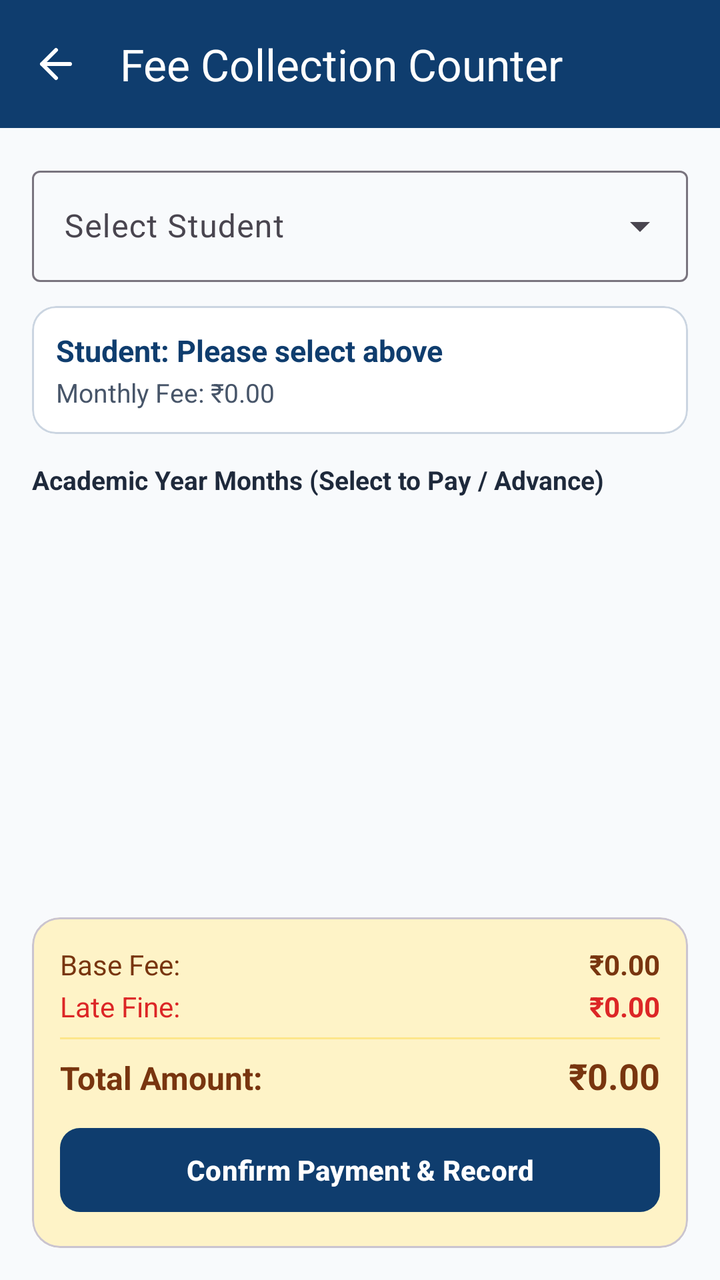
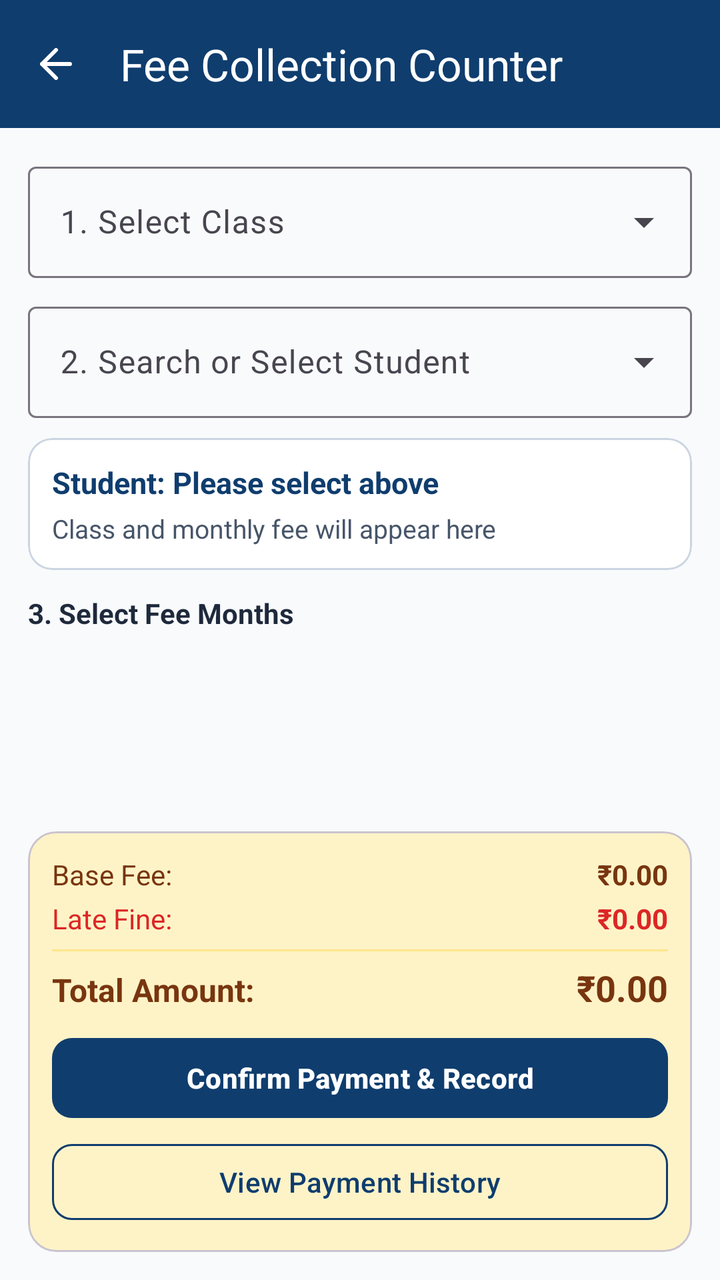

Screens rendered from an Android XML layout before and after an edit, with the pre-edit source and the edit as a unified diff.
<!-- AndroidManifest.xml: application theme Theme.SchoolManager -->
<!-- res/layout/activity_fee_counter.xml -->
<?xml version="1.0" encoding="utf-8"?>
<androidx.coordinatorlayout.widget.CoordinatorLayout
    xmlns:android="http://schemas.android.com/apk/res/android"
    xmlns:app="http://schemas.android.com/apk/res-auto"
    android:layout_width="match_parent"
    android:layout_height="match_parent"
    android:background="#F8FAFC">

    <com.google.android.material.appbar.AppBarLayout
        android:layout_width="match_parent"
        android:layout_height="wrap_content">

        <com.google.android.material.appbar.MaterialToolbar
            android:id="@+id/toolbar"
            android:layout_width="match_parent"
            android:layout_height="?attr/actionBarSize"
            android:background="#0F3D6E"
            app:title="Fee Collection Counter"
            app:titleTextColor="@android:color/white"
            app:navigationIcon="@drawable/ic_arrow_back_modern" />
    </com.google.android.material.appbar.AppBarLayout>

    <LinearLayout
        android:layout_width="match_parent"
        android:layout_height="match_parent"
        android:orientation="vertical"
        android:padding="16dp"
        app:layout_behavior="@string/appbar_scrolling_view_behavior">

        <com.google.android.material.textfield.TextInputLayout
            android:id="@+id/tilStudentSelect"
            style="@style/Widget.Material3.TextInputLayout.OutlinedBox.ExposedDropdownMenu"
            android:layout_width="match_parent"
            android:layout_height="wrap_content"
            android:hint="Select Student">

            <AutoCompleteTextView
                android:id="@+id/actvStudentSelect"
                android:layout_width="match_parent"
                android:layout_height="wrap_content"
                android:inputType="none" />
        </com.google.android.material.textfield.TextInputLayout>

        <com.google.android.material.card.MaterialCardView
            android:id="@+id/cardStudentInfo"
            android:layout_width="match_parent"
            android:layout_height="wrap_content"
            android:layout_marginTop="12dp"
            app:cardCornerRadius="12dp"
            app:strokeWidth="1dp"
            app:strokeColor="#CBD5E1"
            app:cardBackgroundColor="@android:color/white">

            <LinearLayout
                android:layout_width="match_parent"
                android:layout_height="wrap_content"
                android:orientation="vertical"
                android:padding="12dp">

                <TextView
                    android:id="@+id/tvSelectedStudentName"
                    android:layout_width="wrap_content"
                    android:layout_height="wrap_content"
                    android:text="Student: Please select above"
                    android:textColor="#0F3D6E"
                    android:textSize="15sp"
                    android:textStyle="bold" />

                <TextView
                    android:id="@+id/tvSelectedStudentMeta"
                    android:layout_width="wrap_content"
                    android:layout_height="wrap_content"
                    android:layout_marginTop="2dp"
                    android:text="Monthly Fee: ₹0.00"
                    android:textColor="#475569"
                    android:textSize="13sp" />
            </LinearLayout>
        </com.google.android.material.card.MaterialCardView>

        <TextView
            android:layout_width="wrap_content"
            android:layout_height="wrap_content"
            android:layout_marginTop="14dp"
            android:layout_marginBottom="6dp"
            android:text="Academic Year Months (Select to Pay / Advance)"
            android:textColor="#1E293B"
            android:textSize="13sp"
            android:textStyle="bold" />

        <androidx.recyclerview.widget.RecyclerView
            android:id="@+id/rvMonths"
            android:layout_width="match_parent"
            android:layout_height="0dp"
            android:layout_weight="1" />

        <com.google.android.material.card.MaterialCardView
            android:layout_width="match_parent"
            android:layout_height="wrap_content"
            android:layout_marginTop="12dp"
            app:cardCornerRadius="14dp"
            app:cardBackgroundColor="#FEF3C7">

            <LinearLayout
                android:layout_width="match_parent"
                android:layout_height="wrap_content"
                android:orientation="vertical"
                android:padding="14dp">

                <LinearLayout
                    android:layout_width="match_parent"
                    android:layout_height="wrap_content"
                    android:orientation="horizontal">

                    <TextView
                        android:layout_width="0dp"
                        android:layout_height="wrap_content"
                        android:layout_weight="1"
                        android:text="Base Fee:"
                        android:textColor="#78350F" />

                    <TextView
                        android:id="@+id/tvTotalBaseFee"
                        android:layout_width="wrap_content"
                        android:layout_height="wrap_content"
                        android:text="₹0.00"
                        android:textColor="#78350F"
                        android:textStyle="bold" />
                </LinearLayout>

                <LinearLayout
                    android:layout_width="match_parent"
                    android:layout_height="wrap_content"
                    android:layout_marginTop="2dp"
                    android:orientation="horizontal">

                    <TextView
                        android:layout_width="0dp"
                        android:layout_height="wrap_content"
                        android:layout_weight="1"
                        android:text="Late Fine:"
                        android:textColor="#DC2626" />

                    <TextView
                        android:id="@+id/tvTotalLateFee"
                        android:layout_width="wrap_content"
                        android:layout_height="wrap_content"
                        android:text="₹0.00"
                        android:textColor="#DC2626"
                        android:textStyle="bold" />
                </LinearLayout>

                <View
                    android:layout_width="match_parent"
                    android:layout_height="1dp"
                    android:layout_marginVertical="6dp"
                    android:background="#FDE68A" />

                <LinearLayout
                    android:layout_width="match_parent"
                    android:layout_height="wrap_content"
                    android:orientation="horizontal">

                    <TextView
                        android:layout_width="0dp"
                        android:layout_height="wrap_content"
                        android:layout_weight="1"
                        android:text="Total Amount:"
                        android:textColor="#78350F"
                        android:textSize="16sp"
                        android:textStyle="bold" />

                    <TextView
                        android:id="@+id/tvTotalPayable"
                        android:layout_width="wrap_content"
                        android:layout_height="wrap_content"
                        android:text="₹0.00"
                        android:textColor="#78350F"
                        android:textSize="18sp"
                        android:textStyle="bold" />
                </LinearLayout>

                <com.google.android.material.button.MaterialButton
                    android:id="@+id/btnSubmitPayment"
                    android:layout_width="match_parent"
                    android:layout_height="50dp"
                    android:layout_marginTop="10dp"
                    android:text="Confirm Payment &amp; Record"
                    android:textStyle="bold"
                    app:backgroundTint="#0F3D6E"
                    app:cornerRadius="10dp" />
            </LinearLayout>
        </com.google.android.material.card.MaterialCardView>

    </LinearLayout>
</androidx.coordinatorlayout.widget.CoordinatorLayout>
<!-- resources referenced by this layout -->
<resources>
  <!-- drawable ic_arrow_back_modern (drawable) -->
  <vector xmlns:android="http://schemas.android.com/apk/res/android" android:width="24dp" android:height="24dp" android:viewportWidth="24" android:viewportHeight="24"><path android:fillColor="@android:color/transparent" android:strokeColor="#FFFFFF" android:strokeWidth="2" android:strokeLineCap="round" android:strokeLineJoin="round" android:pathData="M19 12H5m0 0 7-7m-7 7 7 7"/></vector>
  <style name="Theme.SchoolManager" parent="Theme.Material3.DayNight.NoActionBar">
          <item name="colorPrimary">#0F3D6E</item>
          <item name="colorOnPrimary">#FFFFFF</item>
          <item name="colorSecondary">#D97706</item>
          
          <item name="colorSecondaryContainer">#FEF3C7</item>
          <item name="colorOnSecondaryContainer">#0F3D6E</item>
          <item name="android:statusBarColor">#0F3D6E</item>
          <item name="android:windowLightStatusBar">false</item>
      </style>
</resources>

<!-- the commit's change to res/layout/activity_fee_counter.xml (unified diff, before → after) -->
@@ -24,28 +24,44 @@
         android:layout_width="match_parent"
         android:layout_height="match_parent"
         android:orientation="vertical"
-        android:padding="16dp"
+        android:padding="14dp"
         app:layout_behavior="@string/appbar_scrolling_view_behavior">
+
+        <com.google.android.material.textfield.TextInputLayout
+            android:id="@+id/tilClassSelect"
+            style="@style/Widget.Material3.TextInputLayout.OutlinedBox.ExposedDropdownMenu"
+            android:layout_width="match_parent"
+            android:layout_height="wrap_content"
+            android:hint="1. Select Class">
+
+            <AutoCompleteTextView
+                android:id="@+id/actvClassSelect"
+                android:layout_width="match_parent"
+                android:layout_height="wrap_content"
+                android:inputType="none" />
+        </com.google.android.material.textfield.TextInputLayout>
 
         <com.google.android.material.textfield.TextInputLayout
             android:id="@+id/tilStudentSelect"
             style="@style/Widget.Material3.TextInputLayout.OutlinedBox.ExposedDropdownMenu"
             android:layout_width="match_parent"
             android:layout_height="wrap_content"
-            android:hint="Select Student">
+            android:layout_marginTop="9dp"
+            android:hint="2. Search or Select Student">
 
             <AutoCompleteTextView
                 android:id="@+id/actvStudentSelect"
                 android:layout_width="match_parent"
                 android:layout_height="wrap_content"
-                android:inputType="none" />
+                android:inputType="text"
+                android:imeOptions="actionDone" />
         </com.google.android.material.textfield.TextInputLayout>
 
         <com.google.android.material.card.MaterialCardView
             android:id="@+id/cardStudentInfo"
             android:layout_width="match_parent"
             android:layout_height="wrap_content"
-            android:layout_marginTop="12dp"
+            android:layout_marginTop="10dp"
             app:cardCornerRadius="12dp"
             app:strokeWidth="1dp"
             app:strokeColor="#CBD5E1"
@@ -59,7 +75,7 @@
 
                 <TextView
                     android:id="@+id/tvSelectedStudentName"
-                    android:layout_width="wrap_content"
+                    android:layout_width="match_parent"
                     android:layout_height="wrap_content"
                     android:text="Student: Please select above"
                     android:textColor="#0F3D6E"
@@ -68,10 +84,10 @@
 
                 <TextView
                     android:id="@+id/tvSelectedStudentMeta"
-                    android:layout_width="wrap_content"
-                    android:layout_height="wrap_content"
-                    android:layout_marginTop="2dp"
-                    android:text="Monthly Fee: ₹0.00"
+                    android:layout_width="match_parent"
+                    android:layout_height="wrap_content"
+                    android:layout_marginTop="4dp"
+                    android:text="Class and monthly fee will appear here"
                     android:textColor="#475569"
                     android:textSize="13sp" />
             </LinearLayout>
@@ -80,23 +96,25 @@
         <TextView
             android:layout_width="wrap_content"
             android:layout_height="wrap_content"
-            android:layout_marginTop="14dp"
-            android:layout_marginBottom="6dp"
-            android:text="Academic Year Months (Select to Pay / Advance)"
+            android:layout_marginTop="12dp"
+            android:layout_marginBottom="5dp"
+            android:text="3. Select Fee Months"
             android:textColor="#1E293B"
-            android:textSize="13sp"
+            android:textSize="14sp"
             android:textStyle="bold" />
 
         <androidx.recyclerview.widget.RecyclerView
             android:id="@+id/rvMonths"
             android:layout_width="match_parent"
             android:layout_height="0dp"
-            android:layout_weight="1" />
+            android:layout_weight="1"
+            android:clipToPadding="false"
+            android:paddingBottom="5dp" />
 
         <com.google.android.material.card.MaterialCardView
             android:layout_width="match_parent"
             android:layout_height="wrap_content"
-            android:layout_marginTop="12dp"
+            android:layout_marginTop="8dp"
             app:cardCornerRadius="14dp"
             app:cardBackgroundColor="#FEF3C7">
 
@@ -104,7 +122,7 @@
                 android:layout_width="match_parent"
                 android:layout_height="wrap_content"
                 android:orientation="vertical"
-                android:padding="14dp">
+                android:padding="12dp">
 
                 <LinearLayout
                     android:layout_width="match_parent"
@@ -130,7 +148,7 @@
                 <LinearLayout
                     android:layout_width="match_parent"
                     android:layout_height="wrap_content"
-                    android:layout_marginTop="2dp"
+                    android:layout_marginTop="3dp"
                     android:orientation="horizontal">
 
                     <TextView
@@ -182,12 +200,25 @@
                 <com.google.android.material.button.MaterialButton
                     android:id="@+id/btnSubmitPayment"
                     android:layout_width="match_parent"
-                    android:layout_height="50dp"
-                    android:layout_marginTop="10dp"
+                    android:layout_height="48dp"
+                    android:layout_marginTop="9dp"
                     android:text="Confirm Payment &amp; Record"
                     android:textStyle="bold"
                     app:backgroundTint="#0F3D6E"
                     app:cornerRadius="10dp" />
+
+                <com.google.android.material.button.MaterialButton
+                    android:id="@+id/btnViewPaymentHistory"
+                    style="@style/Widget.Material3.Button.OutlinedButton"
+                    android:layout_width="match_parent"
+                    android:layout_height="46dp"
+                    android:layout_marginTop="5dp"
+                    android:enabled="false"
+                    android:text="View Payment History"
+                    android:textColor="#0F3D6E"
+                    app:cornerRadius="10dp"
+                    app:strokeColor="#0F3D6E" />
+
             </LinearLayout>
         </com.google.android.material.card.MaterialCardView>
 
